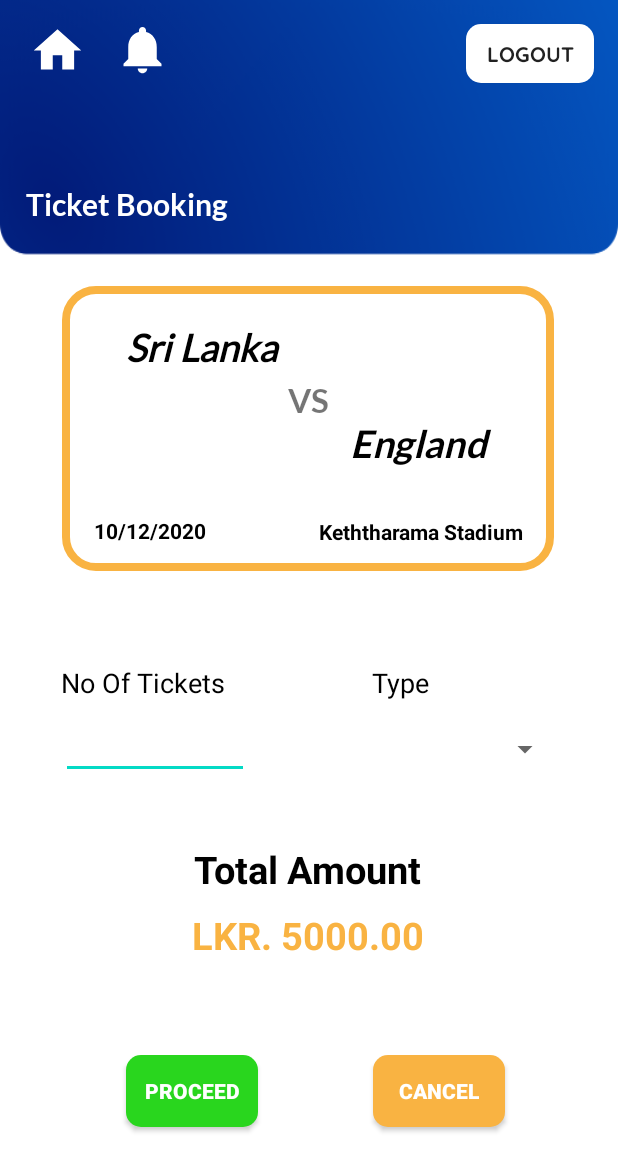
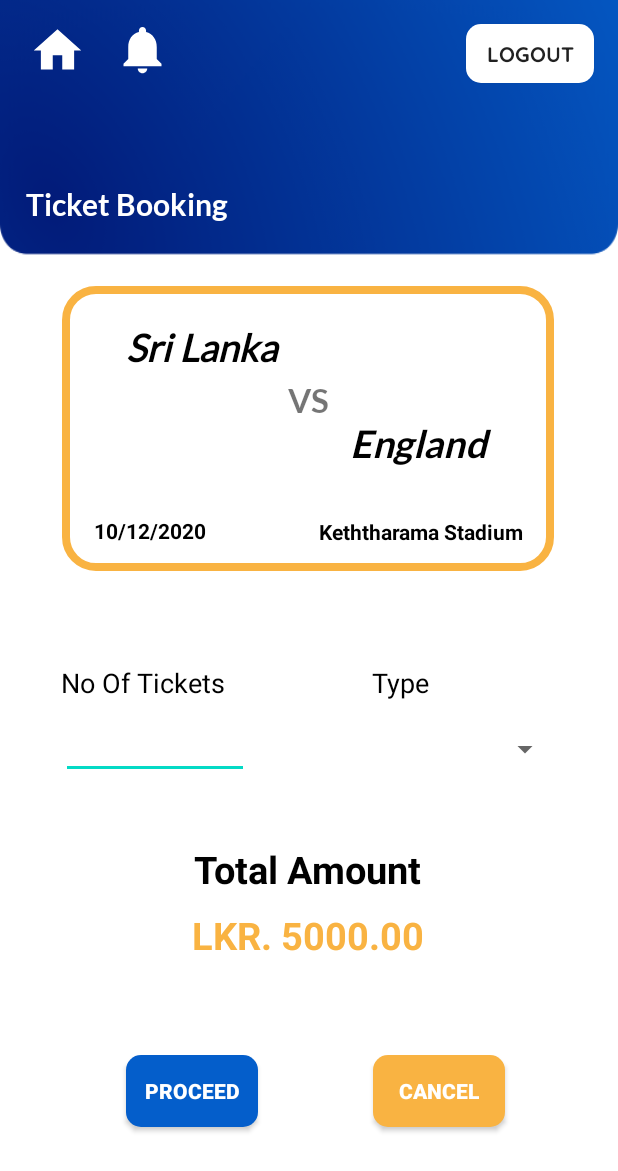
Before and after one commit to YuvinR/UEE_SL_Cricket, an Android app: the booking screen opened directly, with no data from a screen before it, on a phone screen of 412 x 824 dp. Shown: the top 1171 px of the screen. Run offline under Robolectric (Android 15) with nearby library versions, the phone set to English and light mode, and no system bars; Roboto replaces fonts that are not available here.

Commit message:
New Colors and Strings Added

```diff
--- a/app/src/main/res/drawable/proceed_btn.xml
+++ b/app/src/main/res/drawable/proceed_btn.xml
@@ -1,5 +1,5 @@
 <?xml version="1.0" encoding="utf-8"?>
 <shape android:shape="rectangle" xmlns:android="http://schemas.android.com/apk/res/android">
-    <solid android:color="@color/lightGreen"/>
+    <solid android:color="@color/matchHeaderBlue"/>
     <corners android:radius="10dp"/>
 </shape>
--- a/app/src/main/res/values/colors.xml
+++ b/app/src/main/res/values/colors.xml
@@ -5,7 +5,7 @@
     <color name="colorAccent">#03DAC5</color>
     <color name="black">#000000</color>
     <color name="white">#FFFFFF</color>
-    <color name="matchHeaderBlue">#2196f3</color>
+    <color name="matchHeaderBlue">#045ECB</color>
     <color name="lightGrey">#757575</color>
     <color name="lightYellow">#f2c94c</color>
     <color name="lightGreen">#29d61e</color>
```
Also changed, not shown: app/src/main/res/values/strings.xml (+17 -0 lines).
